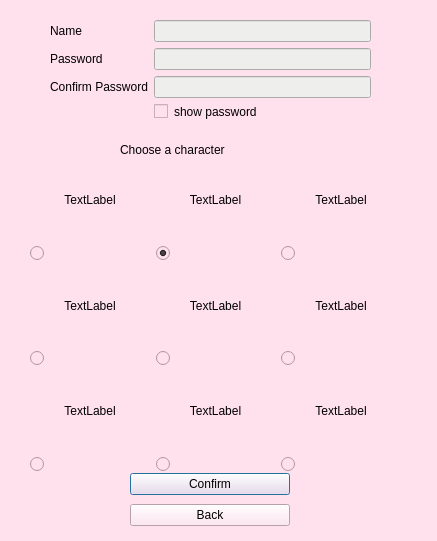
Before: the Qt Designer form client/registration.ui in Taifin/ChitChat, drawn with Qt 5.
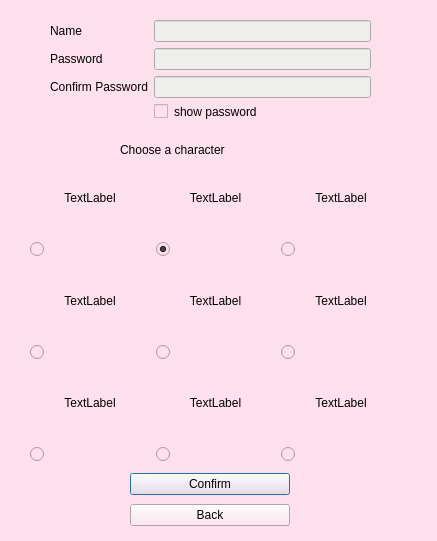
After: the same form once the commit is applied.

What changed in the file:
```diff
--- a/client/registration.ui
+++ b/client/registration.ui
@@ -177,7 +177,7 @@
      <x>30</x>
      <y>160</y>
      <width>371</width>
-     <height>311</height>
+     <height>301</height>
     </rect>
    </property>
    <layout class="QGridLayout" name="gridLayout">
```
Left out of the diff: 2 changed lines with no effect on the pictures.
